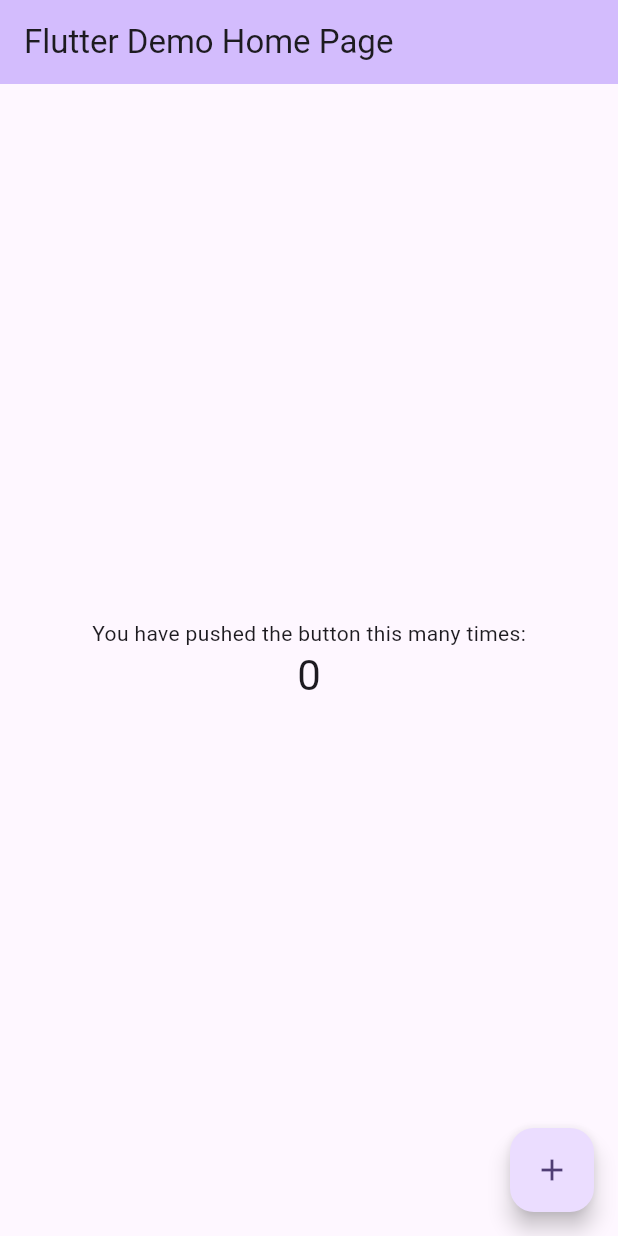
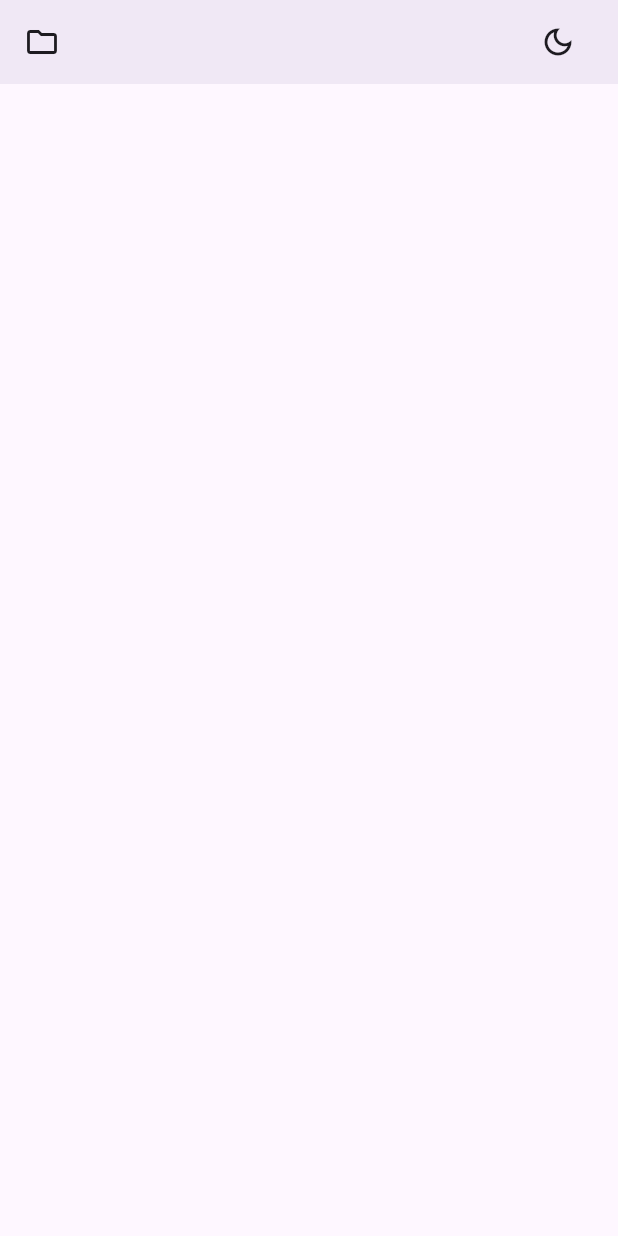
Before and after one commit to Kurocifer/p2p_file_sharing, a Flutter app: the screen it shows after launch, on a phone screen of 412 x 824 dp. Run offline on Flutter 3.47's test engine with Material 3 defaults, Android fonts, the phone set to English and light mode, and no system bars.

Commit message:
Add app theme switching.
Adds dark and light mode theme switching to the app

[theme_button.dart]
This builds the button for theme switching

```diff
--- /dev/null
+++ b/p2p_file_sharing/lib/components/theme_button.dart
@@ -0,0 +1,21 @@
+import 'package:flutter/material.dart';
+
+class ThemeButton extends StatelessWidget {
+  final Function changeThemeMode;
+
+  const ThemeButton({super.key, required this.changeThemeMode});
+
+  @override
+  Widget build(BuildContext context) {
+    final isBright = Theme.of(context).brightness == Brightness.light;
+
+
+    return IconButton(
+      tooltip: isBright ? 'switch to dark theme' : 'switch to light theme',
+      icon: isBright
+          ? const Icon(Icons.dark_mode_outlined)
+          : const Icon(Icons.light_mode_outlined),
+      onPressed: () => changeThemeMode(!isBright),
+    );
+  }
+}
--- a/p2p_file_sharing/lib/main.dart
+++ b/p2p_file_sharing/lib/main.dart
@@ -1,125 +1,43 @@
 import 'package:flutter/material.dart';
+import 'package:p2p_file_sharing/screens/home.dart';
 
 void main() {
-  runApp(const MyApp());
+  runApp(const FileTransferapp());
 }
 
-class MyApp extends StatelessWidget {
-  const MyApp({super.key});
+class FileTransferapp extends StatefulWidget {
+  const FileTransferapp({super.key});
 
-  // This widget is the root of your application.
   @override
-  Widget build(BuildContext context) {
-    return MaterialApp(
-      title: 'Flutter Demo',
-      theme: ThemeData(
-        // This is the theme of your application.
-        //
-        // TRY THIS: Try running your application with "flutter run". You'll see
-        // the application has a purple toolbar. Then, without quitting the app,
-        // try changing the seedColor in the colorScheme below to Colors.green
-        // and then invoke "hot reload" (save your changes or press the "hot
-        // reload" button in a Flutter-supported IDE, or press "r" if you used
-        // the command line to start the app).
-        //
-        // Notice that the counter didn't reset back to zero; the application
-        // state is not lost during the reload. To reset the state, use hot
-        // restart instead.
-        //
-        // This works for code too, not just values: Most code changes can be
-        // tested with just a hot reload.
-        colorScheme: ColorScheme.fromSeed(seedColor: Colors.deepPurple),
-        useMaterial3: true,
-      ),
-      home: const MyHomePage(title: 'Flutter Demo Home Page'),
-    );
-  }
+  State<FileTransferapp> createState() => _FileTransferappState();
 }
 
-class MyHomePage extends StatefulWidget {
-  const MyHomePage({super.key, required this.title});
+class _FileTransferappState extends State<FileTransferapp> {
+  ThemeMode themeMode = ThemeMode.system ; // default theme
 
-  // This widget is the home page of your application. It is stateful, meaning
-  // that it has a State object (defined below) that contains fields that affect
-  // how it looks.
-
-  // This class is the configuration for the state. It holds the values (in this
-  // case the title) provided by the parent (in this case the App widget) and
-  // used by the build method of the State. Fields in a Widget subclass are
-  // always marked "final".
-
-  final String title;
-
-  @override
-  State<MyHomePage> createState() => _MyHomePageState();
-}
-
-class _MyHomePageState extends State<MyHomePage> {
-  int _counter = 0;
-
-  void _incrementCounter() {
+  void changeThemeMode(bool useLightMode) {
     setState(() {
-      // This call to setState tells the Flutter framework that something has
-      // changed in this State, which causes it to rerun the build method below
-      // so that the display can reflect the updated values. If we changed
-      // _counter without calling setState(), then the build method would not be
-      // called again, and so nothing would appear to happen.
-      _counter++;
+      themeMode = useLightMode ? ThemeMode.light : ThemeMode.dark;
     });
   }
 
   @override
   Widget build(BuildContext context) {
-    // This method is rerun every time setState is called, for instance as done
-    // by the _incrementCounter method above.
-    //
-    // The Flutter framework has been optimized to make rerunning build methods
-    // fast, so that you can just rebuild anything that needs updating rather
-    // than having to individually change instances of widgets.
-    return Scaffold(
-      appBar: AppBar(
-        // TRY THIS: Try changing the color here to a specific color (to
-        // Colors.amber, perhaps?) and trigger a hot reload to see the AppBar
-        // change color while the other colors stay the same.
-        backgroundColor: Theme.of(context).colorScheme.inversePrimary,
-        // Here we take the value from the MyHomePage object that was created by
-        // the App.build method, and use it to set our appbar title.
-        title: Text(widget.title),
+    return MaterialApp(
+      title: 'P2P File Transfer',
+      debugShowCheckedModeBanner: false,
+      themeMode: themeMode,
+      theme: ThemeData(
+        colorSchemeSeed: Colors.deepPurple,
+        useMaterial3: true,
+        brightness: Brightness.light,
       ),
-      body: Center(
-        // Center is a layout widget. It takes a single child and positions it
-        // in the middle of the parent.
-        child: Column(
-          // Column is also a layout widget. It takes a list of children and
-          // arranges them vertically. By default, it sizes itself to fit its
-          // children horizontally, and tries to be as tall as its parent.
-          //
-          // Column has various properties to control how it sizes itself and
-          // how it positions its children. Here we use mainAxisAlignment to
-          // center the children vertically; the main axis here is the vertical
-          // axis because Columns are vertical (the cross axis would be
-          // horizontal).
-          //
-          // TRY THIS: Invoke "debug painting" (choose the "Toggle Debug Paint"
-          // action in the IDE, or press "p" in the console), to see the
-          // wireframe for each widget.
-          mainAxisAlignment: MainAxisAlignment.center,
-          children: <Widget>[
-            const Text(
-              'You have pushed the button this many times:',
-            ),
-            Text(
-              '$_counter',
-              style: Theme.of(context).textTheme.headlineMedium,
-            ),
-          ],
-        ),
+      darkTheme: ThemeData(
+        colorSchemeSeed: Colors.deepPurple,
+        useMaterial3: true,
+        brightness: Brightness.dark,
       ),
-      floatingActionButton: FloatingActionButton(
-        onPressed: _incrementCounter,
-        tooltip: 'Increment',
-        child: const Icon(Icons.add),
-      ), // This trailing comma makes auto-formatting nicer for build methods.
+      home: Home(changeTheme: changeThemeMode),
     );
   }
 }
--- a/p2p_file_sharing/lib/screens/home.dart
+++ b/p2p_file_sharing/lib/screens/home.dart
@@ -0,0 +1,40 @@
+import 'package:flutter/material.dart';
+import 'package:p2p_file_sharing/components/theme_button.dart';
+
+class Home extends StatefulWidget {
+  final void Function(bool useLightMode) changeTheme;
+
+  const Home({
+    super.key,
+    required this.changeTheme,
+  });
+
+  @override
+  State<Home> createState() => _HomeState();
+}
+
+class _HomeState extends State<Home> {
+  @override
+  Widget build(BuildContext context) {
+    return Scaffold(
+      backgroundColor: Theme.of(context).colorScheme.surface,
+      appBar: _buildAppBar(),
+    );
+  }
+
+  AppBar _buildAppBar() {
+    return AppBar(
+      backgroundColor: Theme.of(context).colorScheme.surface,
+      elevation: 4.0,
+      leading: const Icon(Icons.folder_outlined),
+      title: Row(
+        mainAxisAlignment: MainAxisAlignment.end,
+        children: [
+          ThemeButton(
+          changeThemeMode: widget.changeTheme,
+        ),
+        ],
+      ),
+    );
+  }
+}
```
Also changed, not shown: 1 other file.
